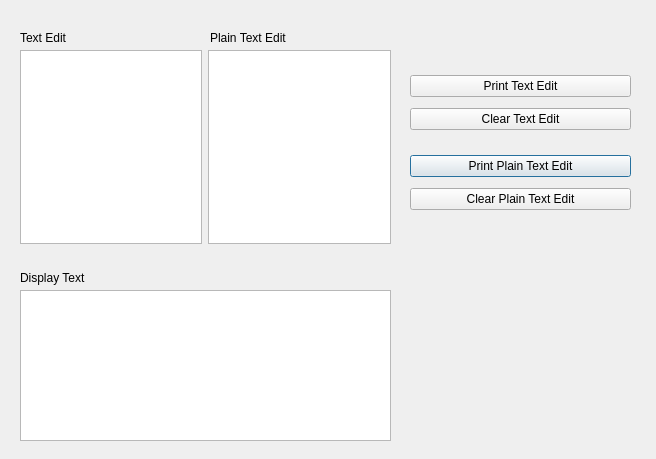
This is 02.08 TextEdit/texteditTest.ui in SebinLee/PyQt5forBeginner as Qt 5 draws it before an edit. The edited form follows.
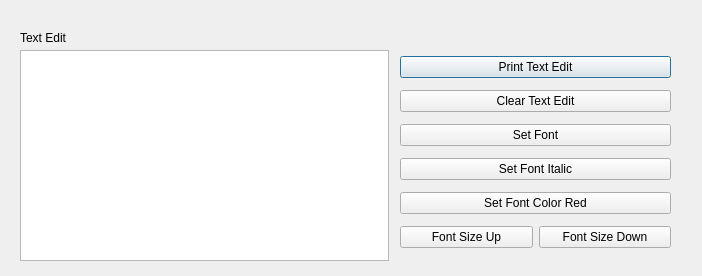
This is the edited form.

What changed in the file:
```diff
--- a/02.08 TextEdit/texteditTest.ui
+++ b/02.08 TextEdit/texteditTest.ui
@@ -6,8 +6,8 @@
    <rect>
     <x>0</x>
     <y>0</y>
-    <width>656</width>
-    <height>459</height>
+    <width>702</width>
+    <height>276</height>
    </rect>
   </property>
   <property name="windowTitle">
@@ -26,93 +26,13 @@
     <string>Text Edit</string>
    </property>
   </widget>
-  <widget class="QLabel" name="label_2">
-   <property name="geometry">
-    <rect>
-     <x>210</x>
-     <y>30</y>
-     <width>91</width>
-     <height>16</height>
-    </rect>
-   </property>
-   <property name="text">
-    <string>Plain Text Edit</string>
-   </property>
-  </widget>
-  <widget class="QTextBrowser" name="textBrowser">
-   <property name="geometry">
-    <rect>
-     <x>20</x>
-     <y>290</y>
-     <width>371</width>
-     <height>151</height>
-    </rect>
-   </property>
-  </widget>
-  <widget class="QLabel" name="label_3">
-   <property name="geometry">
-    <rect>
-     <x>20</x>
-     <y>270</y>
-     <width>81</width>
-     <height>16</height>
-    </rect>
-   </property>
-   <property name="text">
-    <string>Display Text</string>
-   </property>
-  </widget>
   <widget class="QWidget" name="layoutWidget">
    <property name="geometry">
     <rect>
-     <x>410</x>
-     <y>150</y>
-     <width>221</width>
-     <height>66</height>
-    </rect>
-   </property>
-   <layout class="QVBoxLayout" name="verticalLayout_2">
-    <item>
-     <widget class="QPushButton" name="btn_printPlainTextEdit">
-      <property name="text">
-       <string>Print Plain Text Edit</string>
-      </property>
-     </widget>
-    </item>
-    <item>
-     <widget class="QPushButton" name="btn_clearPlainTextEdit">
-      <property name="text">
-       <string>Clear Plain Text Edit</string>
-      </property>
-     </widget>
-    </item>
-   </layout>
-  </widget>
-  <widget class="QWidget" name="layoutWidget">
-   <property name="geometry">
-    <rect>
-     <x>20</x>
+     <x>400</x>
      <y>50</y>
-     <width>371</width>
-     <height>194</height>
-    </rect>
-   </property>
-   <layout class="QHBoxLayout" name="horizontalLayout">
-    <item>
-     <widget class="QTextEdit" name="textedit_Test"/>
-    </item>
-    <item>
-     <widget class="QPlainTextEdit" name="plaintextedit_Test"/>
-    </item>
-   </layout>
-  </widget>
-  <widget class="QWidget" name="layoutWidget">
-   <property name="geometry">
-    <rect>
-     <x>410</x>
-     <y>70</y>
-     <width>221</width>
-     <height>66</height>
+     <width>271</width>
+     <height>207</height>
     </rect>
    </property>
    <layout class="QVBoxLayout" name="verticalLayout">
@@ -130,8 +50,57 @@
       </property>
      </widget>
     </item>
+    <item>
+     <widget class="QPushButton" name="btn_setFont">
+      <property name="text">
+       <string>Set Font</string>
+      </property>
+     </widget>
+    </item>
+    <item>
+     <widget class="QPushButton" name="btn_setFontItalic">
+      <property name="text">
+       <string>Set Font Italic</string>
+      </property>
+     </widget>
+    </item>
+    <item>
+     <widget class="QPushButton" name="btn_setFontColor">
+      <property name="text">
+       <string>Set Font Color Red</string>
+      </property>
+     </widget>
+    </item>
+    <item>
+     <layout class="QHBoxLayout" name="horizontalLayout_2">
+      <item>
+       <widget class="QPushButton" name="btn_fontSizeUp">
+        <property name="text">
+         <string>Font Size Up</string>
+        </property>
+       </widget>
+      </item>
+      <item>
+       <widget class="QPushButton" name="btn_fontSizeDown">
+        <property name="text">
+         <string>Font Size Down</string>
+        </property>
+       </widget>
+      </item>
+     </layout>
+    </item>
    </layout>
   </widget>
+  <widget class="QTextEdit" name="textedit_Test">
+   <property name="geometry">
+    <rect>
+     <x>20</x>
+     <y>50</y>
+     <width>369</width>
+     <height>211</height>
+    </rect>
+   </property>
+  </widget>
  </widget>
  <resources/>
  <connections/>
```
